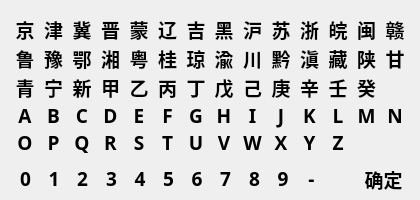
Qt form ui/car_no_dialog.ui (yuyan235813/balance_platform) before a commit.
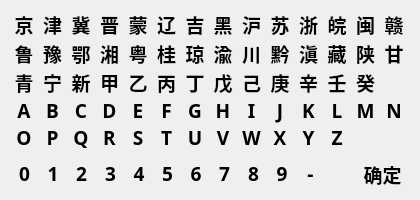
The same form after that commit.

```diff
--- a/ui/car_no_dialog.ui
+++ b/ui/car_no_dialog.ui
@@ -1,7 +1,7 @@
 <?xml version="1.0" encoding="UTF-8"?>
 <ui version="4.0">
- <class>Dialog</class>
- <widget class="QDialog" name="Dialog">
+ <class>DockWidget</class>
+ <widget class="QDockWidget" name="DockWidget">
   <property name="geometry">
    <rect>
     <x>0</x>
@@ -22,17 +22,280 @@
     <height>200</height>
    </size>
   </property>
-  <property name="contextMenuPolicy">
-   <enum>Qt::DefaultContextMenu</enum>
+  <property name="floating">
+   <bool>true</bool>
+  </property>
+  <property name="features">
+   <set>QDockWidget::NoDockWidgetFeatures</set>
+  </property>
+  <property name="allowedAreas">
+   <set>Qt::NoDockWidgetArea</set>
   </property>
   <property name="windowTitle">
    <string>车号</string>
   </property>
-  <widget class="QWidget" name="">
+  <widget class="QWidget" name="dockWidgetContents">
+   <widget class="QWidget" name="layoutWidget">
    <property name="geometry">
     <rect>
-     <x>11</x>
-     <y>15</y>
+      <x>10</x>
+      <y>160</y>
+      <width>401</width>
+      <height>28</height>
+     </rect>
+    </property>
+    <layout class="QHBoxLayout" name="horizontalLayout" stretch="1,1,1,1,1,1,1,1,1,1,1,1,2">
+     <property name="spacing">
+      <number>0</number>
+     </property>
+     <item>
+      <widget class="QPushButton" name="pushButton_84">
+       <property name="font">
+        <font>
+         <family>微软雅黑</family>
+         <pointsize>14</pointsize>
+         <weight>75</weight>
+         <bold>true</bold>
+        </font>
+       </property>
+       <property name="styleSheet">
+        <string notr="true">QPushButton:hover{background-color:#dadada;}
+QPushButton{border:0px}</string>
+       </property>
+       <property name="text">
+        <string>0</string>
+       </property>
+      </widget>
+     </item>
+     <item>
+      <widget class="QPushButton" name="pushButton_79">
+       <property name="font">
+        <font>
+         <family>微软雅黑</family>
+         <pointsize>14</pointsize>
+         <weight>75</weight>
+         <bold>true</bold>
+        </font>
+       </property>
+       <property name="styleSheet">
+        <string notr="true">QPushButton:hover{background-color:#dadada;}
+QPushButton{border:0px}</string>
+       </property>
+       <property name="text">
+        <string>1</string>
+       </property>
+      </widget>
+     </item>
+     <item>
+      <widget class="QPushButton" name="pushButton_63">
+       <property name="font">
+        <font>
+         <family>微软雅黑</family>
+         <pointsize>14</pointsize>
+         <weight>75</weight>
+         <bold>true</bold>
+        </font>
+       </property>
+       <property name="styleSheet">
+        <string notr="true">QPushButton:hover{background-color:#dadada;}
+QPushButton{border:0px}</string>
+       </property>
+       <property name="text">
+        <string>2</string>
+       </property>
+      </widget>
+     </item>
+     <item>
+      <widget class="QPushButton" name="pushButton_61">
+       <property name="font">
+        <font>
+         <family>微软雅黑</family>
+         <pointsize>14</pointsize>
+         <weight>75</weight>
+         <bold>true</bold>
+        </font>
+       </property>
+       <property name="styleSheet">
+        <string notr="true">QPushButton:hover{background-color:#dadada;}
+QPushButton{border:0px}</string>
+       </property>
+       <property name="text">
+        <string>3</string>
+       </property>
+      </widget>
+     </item>
+     <item>
+      <widget class="QPushButton" name="pushButton_60">
+       <property name="font">
+        <font>
+         <family>微软雅黑</family>
+         <pointsize>14</pointsize>
+         <weight>75</weight>
+         <bold>true</bold>
+        </font>
+       </property>
+       <property name="styleSheet">
+        <string notr="true">QPushButton:hover{background-color:#dadada;}
+QPushButton{border:0px}</string>
+       </property>
+       <property name="text">
+        <string>4</string>
+       </property>
+      </widget>
+     </item>
+     <item>
+      <widget class="QPushButton" name="pushButton_71">
+       <property name="font">
+        <font>
+         <family>微软雅黑</family>
+         <pointsize>14</pointsize>
+         <weight>75</weight>
+         <bold>true</bold>
+        </font>
+       </property>
+       <property name="styleSheet">
+        <string notr="true">QPushButton:hover{background-color:#dadada;}
+QPushButton{border:0px}</string>
+       </property>
+       <property name="text">
+        <string>5</string>
+       </property>
+      </widget>
+     </item>
+     <item>
+      <widget class="QPushButton" name="pushButton_57">
+       <property name="font">
+        <font>
+         <family>微软雅黑</family>
+         <pointsize>14</pointsize>
+         <weight>75</weight>
+         <bold>true</bold>
+        </font>
+       </property>
+       <property name="styleSheet">
+        <string notr="true">QPushButton:hover{background-color:#dadada;}
+QPushButton{border:0px}</string>
+       </property>
+       <property name="text">
+        <string>6</string>
+       </property>
+      </widget>
+     </item>
+     <item>
+      <widget class="QPushButton" name="pushButton_72">
+       <property name="font">
+        <font>
+         <family>微软雅黑</family>
+         <pointsize>14</pointsize>
+         <weight>75</weight>
+         <bold>true</bold>
+        </font>
+       </property>
+       <property name="styleSheet">
+        <string notr="true">QPushButton:hover{background-color:#dadada;}
+QPushButton{border:0px}</string>
+       </property>
+       <property name="text">
+        <string>7</string>
+       </property>
+      </widget>
+     </item>
+     <item>
+      <widget class="QPushButton" name="pushButton_77">
+       <property name="font">
+        <font>
+         <family>微软雅黑</family>
+         <pointsize>14</pointsize>
+         <weight>75</weight>
+         <bold>true</bold>
+        </font>
+       </property>
+       <property name="styleSheet">
+        <string notr="true">QPushButton:hover{background-color:#dadada;}
+QPushButton{border:0px}</string>
+       </property>
+       <property name="text">
+        <string>8</string>
+       </property>
+      </widget>
+     </item>
+     <item>
+      <widget class="QPushButton" name="pushButton_82">
+       <property name="font">
+        <font>
+         <family>微软雅黑</family>
+         <pointsize>14</pointsize>
+         <weight>75</weight>
+         <bold>true</bold>
+        </font>
+       </property>
+       <property name="styleSheet">
+        <string notr="true">QPushButton:hover{background-color:#dadada;}
+QPushButton{border:0px}</string>
+       </property>
+       <property name="text">
+        <string>9</string>
+       </property>
+      </widget>
+     </item>
+     <item>
+      <widget class="QPushButton" name="pushButton_73">
+       <property name="font">
+        <font>
+         <family>微软雅黑</family>
+         <pointsize>14</pointsize>
+         <weight>75</weight>
+         <bold>true</bold>
+        </font>
+       </property>
+       <property name="styleSheet">
+        <string notr="true">QPushButton:hover{background-color:#dadada;}
+QPushButton{border:0px}</string>
+       </property>
+       <property name="text">
+        <string>-</string>
+       </property>
+      </widget>
+     </item>
+     <item>
+      <spacer name="horizontalSpacer">
+       <property name="orientation">
+        <enum>Qt::Horizontal</enum>
+       </property>
+       <property name="sizeHint" stdset="0">
+        <size>
+         <width>20</width>
+         <height>20</height>
+        </size>
+       </property>
+      </spacer>
+     </item>
+     <item>
+      <widget class="QPushButton" name="pushButton_78">
+       <property name="font">
+        <font>
+         <family>微软雅黑</family>
+         <pointsize>14</pointsize>
+         <weight>75</weight>
+         <bold>true</bold>
+        </font>
+       </property>
+       <property name="styleSheet">
+        <string notr="true">QPushButton:hover{background-color:#dadada;}
+QPushButton{border:0px}</string>
+       </property>
+       <property name="text">
+        <string>确定</string>
+       </property>
+      </widget>
+     </item>
+    </layout>
+   </widget>
+   <widget class="QWidget" name="layoutWidget_2">
+    <property name="geometry">
+     <rect>
+      <x>10</x>
+      <y>10</y>
      <width>398</width>
      <height>141</height>
     </rect>
@@ -1329,261 +1592,6 @@
     </item>
    </layout>
   </widget>
-  <widget class="QWidget" name="">
-   <property name="geometry">
-    <rect>
-     <x>11</x>
-     <y>165</y>
-     <width>401</width>
-     <height>28</height>
-    </rect>
-   </property>
-   <layout class="QHBoxLayout" name="horizontalLayout" stretch="1,1,1,1,1,1,1,1,1,1,1,1,2">
-    <property name="spacing">
-     <number>0</number>
-    </property>
-    <item>
-     <widget class="QPushButton" name="pushButton_84">
-      <property name="font">
-       <font>
-        <family>微软雅黑</family>
-        <pointsize>14</pointsize>
-        <weight>75</weight>
-        <bold>true</bold>
-       </font>
-      </property>
-      <property name="styleSheet">
-       <string notr="true">QPushButton:hover{background-color:#dadada;}
-QPushButton{border:0px}</string>
-      </property>
-      <property name="text">
-       <string>0</string>
-      </property>
-     </widget>
-    </item>
-    <item>
-     <widget class="QPushButton" name="pushButton_79">
-      <property name="font">
-       <font>
-        <family>微软雅黑</family>
-        <pointsize>14</pointsize>
-        <weight>75</weight>
-        <bold>true</bold>
-       </font>
-      </property>
-      <property name="styleSheet">
-       <string notr="true">QPushButton:hover{background-color:#dadada;}
-QPushButton{border:0px}</string>
-      </property>
-      <property name="text">
-       <string>1</string>
-      </property>
-     </widget>
-    </item>
-    <item>
-     <widget class="QPushButton" name="pushButton_63">
-      <property name="font">
-       <font>
-        <family>微软雅黑</family>
-        <pointsize>14</pointsize>
-        <weight>75</weight>
-        <bold>true</bold>
-       </font>
-      </property>
-      <property name="styleSheet">
-       <string notr="true">QPushButton:hover{background-color:#dadada;}
-QPushButton{border:0px}</string>
-      </property>
-      <property name="text">
-       <string>2</string>
-      </property>
-     </widget>
-    </item>
-    <item>
-     <widget class="QPushButton" name="pushButton_61">
-      <property name="font">
-       <font>
-        <family>微软雅黑</family>
-        <pointsize>14</pointsize>
-        <weight>75</weight>
-        <bold>true</bold>
-       </font>
-      </property>
-      <property name="styleSheet">
-       <string notr="true">QPushButton:hover{background-color:#dadada;}
-QPushButton{border:0px}</string>
-      </property>
-      <property name="text">
-       <string>3</string>
-      </property>
-     </widget>
-    </item>
-    <item>
-     <widget class="QPushButton" name="pushButton_60">
-      <property name="font">
-       <font>
-        <family>微软雅黑</family>
-        <pointsize>14</pointsize>
-        <weight>75</weight>
-        <bold>true</bold>
-       </font>
-      </property>
-      <property name="styleSheet">
-       <string notr="true">QPushButton:hover{background-color:#dadada;}
-QPushButton{border:0px}</string>
-      </property>
-      <property name="text">
-       <string>4</string>
-      </property>
-     </widget>
-    </item>
-    <item>
-     <widget class="QPushButton" name="pushButton_71">
-      <property name="font">
-       <font>
-        <family>微软雅黑</family>
-        <pointsize>14</pointsize>
-        <weight>75</weight>
-        <bold>true</bold>
-       </font>
-      </property>
-      <property name="styleSheet">
-       <string notr="true">QPushButton:hover{background-color:#dadada;}
-QPushButton{border:0px}</string>
-      </property>
-      <property name="text">
-       <string>5</string>
-      </property>
-     </widget>
-    </item>
-    <item>
-     <widget class="QPushButton" name="pushButton_57">
-      <property name="font">
-       <font>
-        <family>微软雅黑</family>
-        <pointsize>14</pointsize>
-        <weight>75</weight>
-        <bold>true</bold>
-       </font>
-      </property>
-      <property name="styleSheet">
-       <string notr="true">QPushButton:hover{background-color:#dadada;}
-QPushButton{border:0px}</string>
-      </property>
-      <property name="text">
-       <string>6</string>
-      </property>
-     </widget>
-    </item>
-    <item>
-     <widget class="QPushButton" name="pushButton_72">
-      <property name="font">
-       <font>
-        <family>微软雅黑</family>
-        <pointsize>14</pointsize>
-        <weight>75</weight>
-        <bold>true</bold>
-       </font>
-      </property>
-      <property name="styleSheet">
-       <string notr="true">QPushButton:hover{background-color:#dadada;}
-QPushButton{border:0px}</string>
-      </property>
-      <property name="text">
-       <string>7</string>
-      </property>
-     </widget>
-    </item>
-    <item>
-     <widget class="QPushButton" name="pushButton_77">
-      <property name="font">
-       <font>
-        <family>微软雅黑</family>
-        <pointsize>14</pointsize>
-        <weight>75</weight>
-        <bold>true</bold>
-       </font>
-      </property>
-      <property name="styleSheet">
-       <string notr="true">QPushButton:hover{background-color:#dadada;}
-QPushButton{border:0px}</string>
-      </property>
-      <property name="text">
-       <string>8</string>
-      </property>
-     </widget>
-    </item>
-    <item>
-     <widget class="QPushButton" name="pushButton_82">
-      <property name="font">
-       <font>
-        <family>微软雅黑</family>
-        <pointsize>14</pointsize>
-        <weight>75</weight>
-        <bold>true</bold>
-       </font>
-      </property>
-      <property name="styleSheet">
-       <string notr="true">QPushButton:hover{background-color:#dadada;}
-QPushButton{border:0px}</string>
-      </property>
-      <property name="text">
-       <string>9</string>
-      </property>
-     </widget>
-    </item>
-    <item>
-     <widget class="QPushButton" name="pushButton_73">
-      <property name="font">
-       <font>
-        <family>微软雅黑</family>
-        <pointsize>14</pointsize>
-        <weight>75</weight>
-        <bold>true</bold>
-       </font>
-      </property>
-      <property name="styleSheet">
-       <string notr="true">QPushButton:hover{background-color:#dadada;}
-QPushButton{border:0px}</string>
-      </property>
-      <property name="text">
-       <string>-</string>
-      </property>
-     </widget>
-    </item>
-    <item>
-     <spacer name="horizontalSpacer">
-      <property name="orientation">
-       <enum>Qt::Horizontal</enum>
-      </property>
-      <property name="sizeHint" stdset="0">
-       <size>
-        <width>20</width>
-        <height>20</height>
-       </size>
-      </property>
-     </spacer>
-    </item>
-    <item>
-     <widget class="QPushButton" name="pushButton_78">
-      <property name="font">
-       <font>
-        <family>微软雅黑</family>
-        <pointsize>14</pointsize>
-        <weight>75</weight>
-        <bold>true</bold>
-       </font>
-      </property>
-      <property name="styleSheet">
-       <string notr="true">QPushButton:hover{background-color:#dadada;}
-QPushButton{border:0px}</string>
-      </property>
-      <property name="text">
-       <string>确定</string>
-      </property>
-     </widget>
-    </item>
-   </layout>
   </widget>
  </widget>
  <resources/>
```
Left out of the diff: 138 changed lines with no effect on the pictures. Lines whose indentation alone changed are shown as unchanged.
